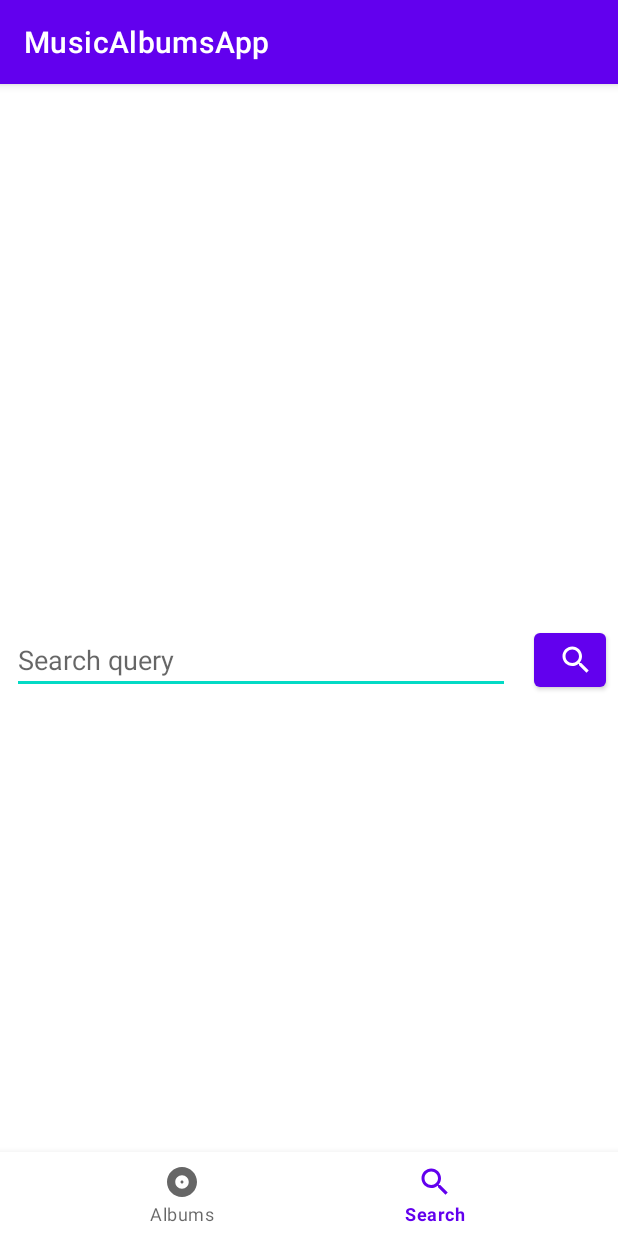
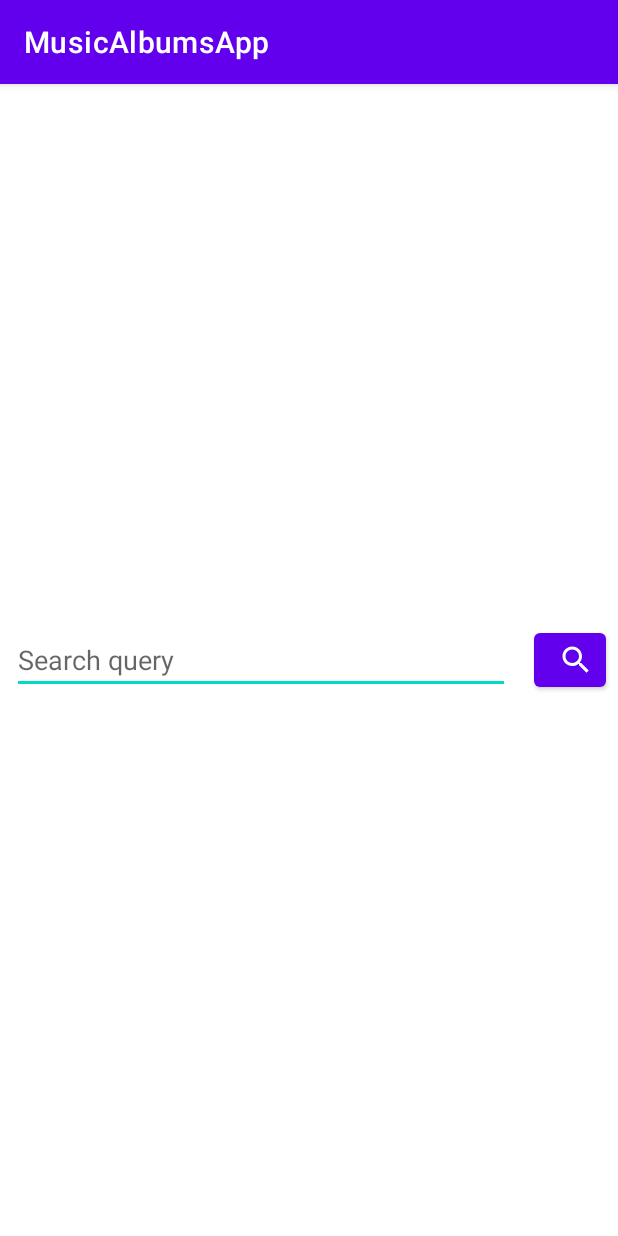
Before and after one commit to Alemoore/MusicAlbumsApp, an Android app: the screen it shows after launch (MainActivity), on a phone screen of 412 x 824 dp. Run offline under Robolectric (Android 15) with nearby library versions, the phone set to English and light mode, and no system bars; our stand-ins replace Dagger/Hilt's generated code, navigation-ui; libraries missing offline, so code that uses them is left out: androidx.hilt.lifecycle.

Commit message:
bottom navigation removed

```diff
--- a/app/src/main/java/com/example/musicalbumsapp/ui/MainActivity.kt
+++ b/app/src/main/java/com/example/musicalbumsapp/ui/MainActivity.kt
@@ -21,7 +21,6 @@ class MainActivity : AppCompatActivity() {
         binding = ActivityMainBinding.inflate(layoutInflater)
         binding.apply {
             setContentView(root)
-            bottomNavigationView.setupWithNavController(findNavController(R.id.albumsNavHostFragment))
         }
     }
 }
--- a/app/src/main/res/layout/activity_main.xml
+++ b/app/src/main/res/layout/activity_main.xml
@@ -10,7 +10,7 @@
         android:id="@+id/fragment_container"
         android:layout_width="match_parent"
         android:layout_height="0dp"
-        app:layout_constraintBottom_toTopOf="@id/bottom_navigation_view"
+        app:layout_constraintBottom_toTopOf="parent"
         app:layout_constraintLeft_toLeftOf="parent"
         app:layout_constraintRight_toRightOf="parent"
         app:layout_constraintTop_toTopOf="parent"
@@ -25,15 +25,5 @@
         app:navGraph="@navigation/nav_graph"/>
 
 
-    <com.google.android.material.bottomnavigation.BottomNavigationView
-        android:id="@+id/bottom_navigation_view"
-        android:layout_width="match_parent"
-        android:layout_height="56dp"
-        app:menu="@menu/bottom_navigation_menu"
-        app:layout_constraintEnd_toEndOf="parent"
-        app:layout_constraintBottom_toBottomOf="parent"
-        app:layout_constraintStart_toStartOf="parent"
-        app:layout_constraintHorizontal_bias="0.5"/>
-
 
 </androidx.constraintlayout.widget.ConstraintLayout>
--- a/app/src/main/res/menu/bottom_navigation_menu.xml
+++ /dev/null
@@ -1,12 +0,0 @@
-<?xml version="1.0" encoding="utf-8"?>
-<menu xmlns:android="http://schemas.android.com/apk/res/android">
-    <item
-        android:id="@+id/albumsFragment"
-        android:icon="@drawable/ic_albums"
-        android:title="@string/albums_title"/>
-
-    <item
-        android:id="@+id/searchFragment"
-        android:icon="@drawable/ic_search"
-        android:title="@string/search_title"/>
-</menu>
```
